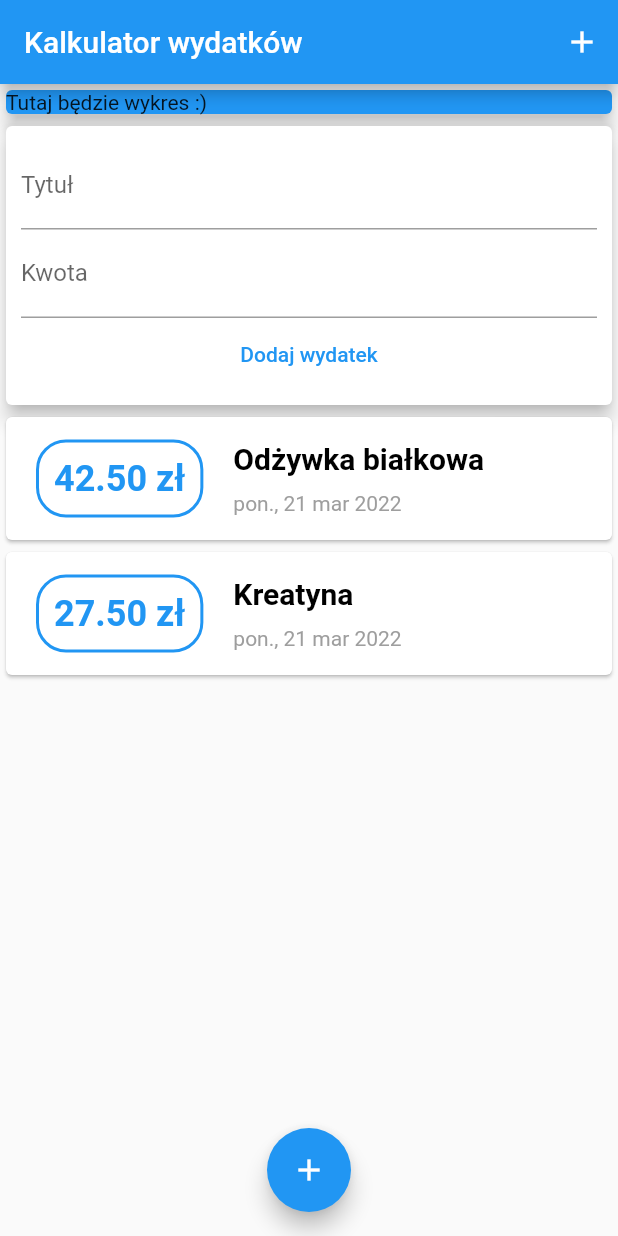
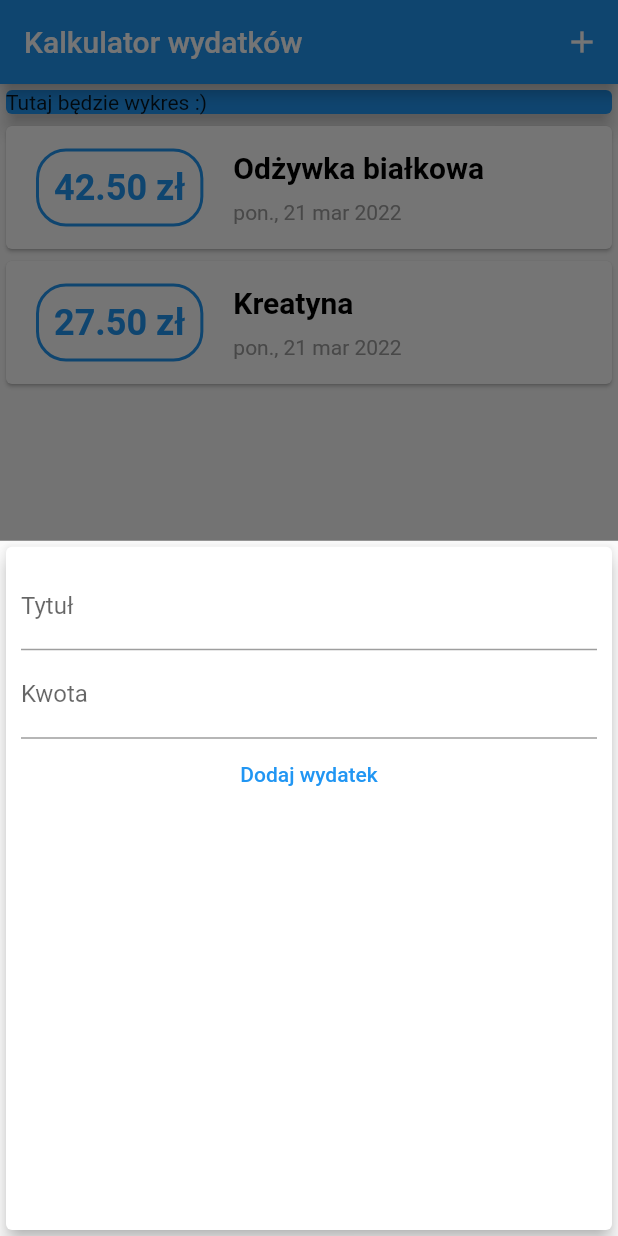
Before and after one commit to Piter98pl/ExpensesApp, a Flutter app: the screen it shows after launch, after a tap on the "add" icon, on a phone screen of 412 x 824 dp. Run offline on Flutter 3.47's test engine with Material 2 defaults, Android fonts, the phone set to English and light mode, and no system bars; missing offline and left inert: dart:ffi.

Commit message:
Created modal sheet of adding new transaction

```diff
--- a/lib/main.dart
+++ b/lib/main.dart
@@ -1,9 +1,12 @@
 import 'dart:ffi';
 
 import 'package:flutter/material.dart';
+import 'package:flutter_complete_guide/widgets/transaction_list.dart';
 import 'package:intl/date_symbol_data_local.dart';
 
-import './widgets/user_transactions.dart';
+import './widgets/new_transaction.dart';
+import './models/transaction.dart';
+import './widgets/transaction_list.dart';
 
 void main() {
   runApp(MyApp());
@@ -19,11 +22,53 @@ class MyApp extends StatelessWidget {
   }
 }
 
-class MyHomePage extends StatelessWidget {
+class MyHomePage extends StatefulWidget {
+  @override
+  State<MyHomePage> createState() => _MyHomePageState();
+}
+
+class _MyHomePageState extends State<MyHomePage> {
   // String titleInput; //input values are always Strings by default
-  // String amountInput;
-  final titleController = TextEditingController();
-  final amountController = TextEditingController();
+
+  final List<Transaction> _userTransactions = [
+    Transaction(
+      id: 'tx1',
+      title: 'Odżywka białkowa',
+      amount: 42.50,
+      date: DateTime.now(),
+    ),
+    Transaction(
+      id: 'tx2',
+      title: 'Kreatyna',
+      amount: 27.50,
+      date: DateTime.now(),
+    ),
+  ];
+
+  void _addNewTransaction(String transactionTitle, double transactionAmount) {
+    final newTransaction = Transaction(
+      title: transactionTitle,
+      amount: transactionAmount,
+      date: DateTime.now(),
+      id: DateTime.now().toString(),
+    );
+    // it's final because here I create it with the values that are passed into this method so it is created based on value which i don't know at the point of time I'm writing the code , hence const can't be used here but I can use final because once that transaction has been created with these dynamic values, it will not change again
+    setState(() {
+      _userTransactions.add(newTransaction);
+    });
+  }
+
+  void _startAddNewTransaction(BuildContext ctx) {
+    showModalBottomSheet(
+      context: ctx,
+      builder: (_) {
+        //showModalBottomSheet needs at least two arguments the first is a value for context because internally, this function will use this strange context object to show that modal sheet, so we need to pass a value for context here, so we accept it as an argument
+        // then we also need a builder. Builder now is a function that needs to return the widget that should be inside of that modal bottom sheet, the builder function itself also give us a context ((_))
+        // inside builder function you now return widget you want to show inside of that modal sheet
+        return NewTransaction(_addNewTransaction);
+      },
+    );
+  }
 
   @override
   Widget build(BuildContext context) {
@@ -34,7 +79,8 @@ class MyHomePage extends StatelessWidget {
         title: Text('Kalkulator wydatków'),
         actions: [
           IconButton(
-            onPressed: () {},
+            onPressed: () => _startAddNewTransaction(
+                context), //we need to forward there context   Widget build(BuildContext context) - which is this context value here,
             icon: Icon(Icons.add),
           )
         ], //actions argument takes a list of widgets, theoretically you can cadd any widget in ehre, like text or whatever you want, most typically you add icon buttons here
@@ -51,14 +97,15 @@ class MyHomePage extends StatelessWidget {
                 elevation: 5,
               ),
             ),
-            UserTransactions(),
+            TransactionList(_userTransactions),
           ],
         ),
       ),
       floatingActionButtonLocation: FloatingActionButtonLocation.centerFloat,
       floatingActionButton: FloatingActionButton(
         child: Icon(Icons.add),
-        onPressed: () {},
+        onPressed: () => _startAddNewTransaction(
+            context), //we need to forward there context   Widget build(BuildContext context) - which is this context value here
       ),
     );
   }
--- a/lib/widgets/new_transaction.dart
+++ b/lib/widgets/new_transaction.dart
@@ -1,13 +1,19 @@
 import 'package:flutter/material.dart';
 
-class NewTransaction extends StatelessWidget {
-  final Function addTransaction; //hold a pointer at a function
+class NewTransaction extends StatefulWidget {
+  final Function addTransaction;
+  NewTransaction(this.addTransaction);
+  @override
+  State<NewTransaction> createState() => _NewTransactionState();
+}
+
+class _NewTransactionState extends State<NewTransaction> {
+  //hold a pointer at a function
   final titleController = TextEditingController();
+
   final amountController = TextEditingController();
 
-  NewTransaction(
-      this.addTransaction); //add new transaction and bind whatever you get to addTransaction property
-
+  //add new transaction and bind whatever you get to addTransaction property
   void submitData() {
     final enteredTitle = titleController.text;
     final enteredAmount = double.parse(amountController.text);
@@ -15,10 +21,16 @@ class NewTransaction extends StatelessWidget {
     if (enteredTitle.isEmpty || enteredAmount <= 0) {
       return; //return stops the function execution, it means code after return won't be reached
     }
-    addTransaction(
+    widget.addTransaction(
+      // thanks to widget. i can access poperty addTransaction which has this function reference i get even though i'm tehnically in different class
       enteredTitle,
       enteredAmount,
     );
+    Navigator.of(context).pop();
+    //closing the topmost screen that is displayed and that is that modal sheet if it's opened
+    //.of(context) here is required to get access to the right navigator or to give the navigator some meta data
+    //and context here is a special property which is available class wide in state class here even though you never defined a property named context
+    // it's made available because we extend state
   }
 
   @override
--- a/lib/widgets/user_transactions.dart
+++ /dev/null
@@ -1,50 +0,0 @@
-import 'package:flutter/material.dart';
-
-import './transaction_list.dart';
-import './new_transaction.dart';
-import '../models/transaction.dart';
-
-class UserTransactions extends StatefulWidget {
-  @override
-  State<UserTransactions> createState() => _UserTransactionsState();
-}
-
-class _UserTransactionsState extends State<UserTransactions> {
-  final List<Transaction> _userTransactions = [
-    Transaction(
-      id: 'tx1',
-      title: 'Odżywka białkowa',
-      amount: 42.50,
-      date: DateTime.now(),
-    ),
-    Transaction(
-      id: 'tx2',
-      title: 'Kreatyna',
-      amount: 27.50,
-      date: DateTime.now(),
-    ),
-  ];
-
-  void _addNewTransaction(String transactionTitle, double transactionAmount) {
-    final newTransaction = Transaction(
-      title: transactionTitle,
-      amount: transactionAmount,
-      date: DateTime.now(),
-      id: DateTime.now().toString(),
-    );
-    // it's final because here I create it with the values that are passed into this method so it is created based on value which i don't know at the point of time I'm writing the code , hence const can't be used here but I can use final because once that transaction has been created with these dynamic values, it will not change again
-    setState(() {
-      _userTransactions.add(newTransaction);
-    });
-  }
-
-  @override
-  Widget build(BuildContext context) {
-    return Column(
-      children: [
-        NewTransaction(_addNewTransaction),
-        TransactionList(_userTransactions),
-      ],
-    );
-  }
-}
```
